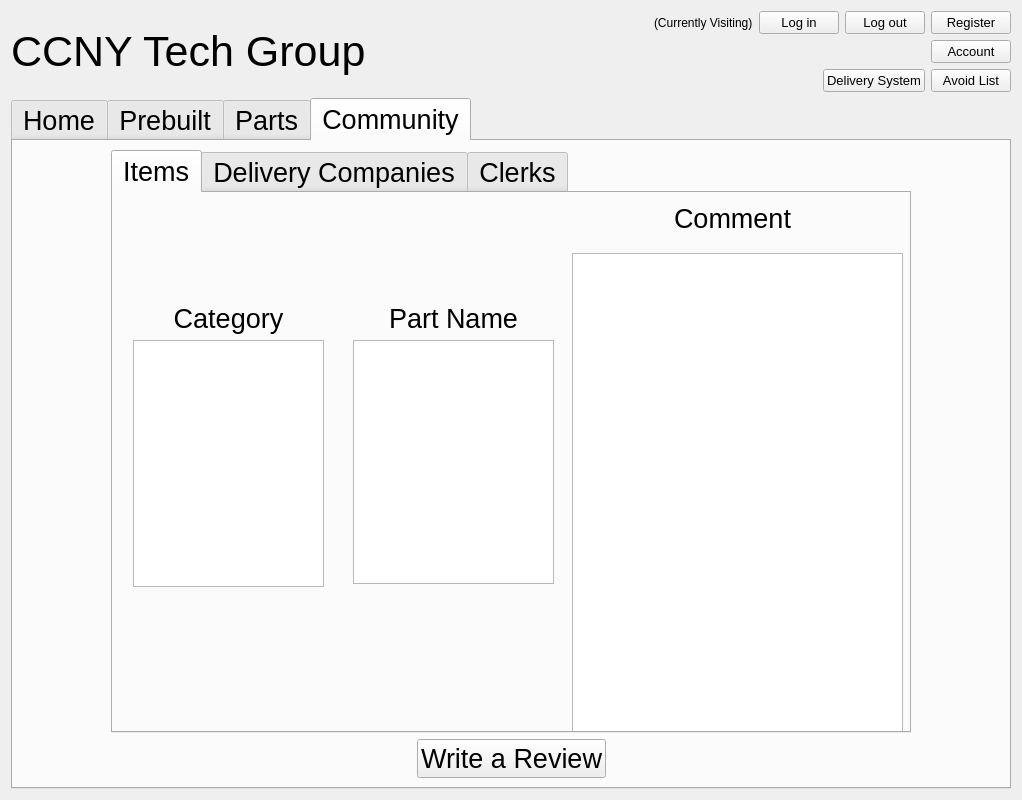
Old version of the form UiFiles/Homepage.ui in the repository mdsakilkhan/CSC32200-Project.
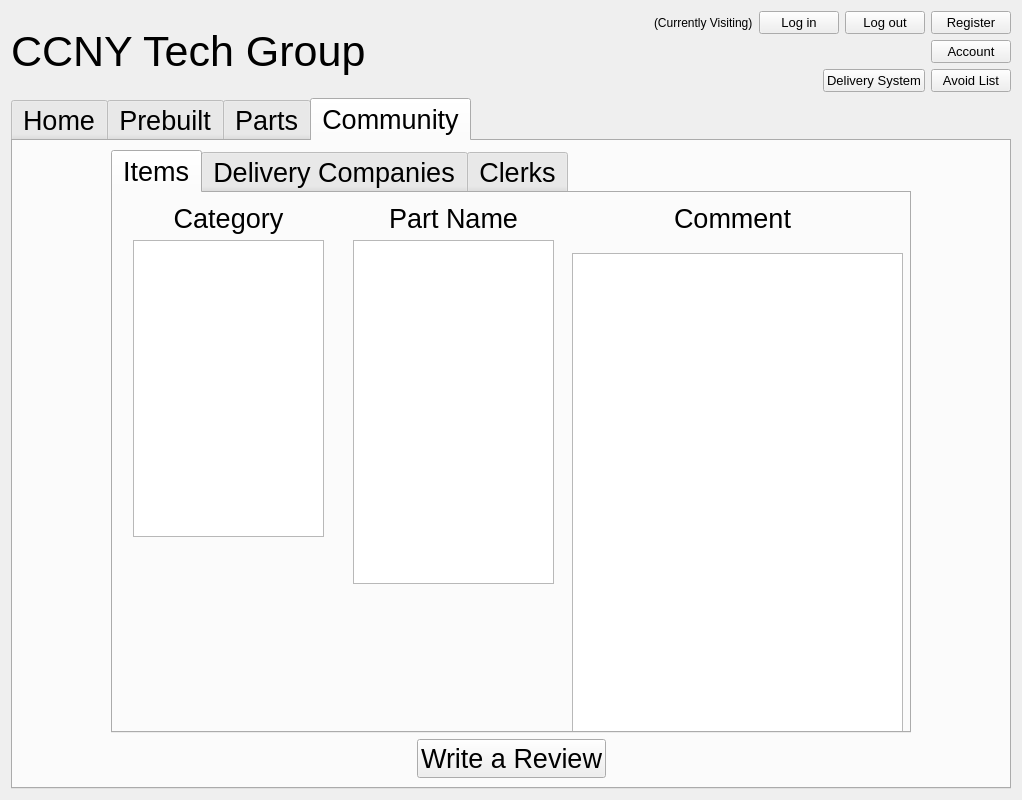
New version of the form. The open tabs and pages were chosen to show the change. Icons and pictures are not drawn.

The edit to the form file:
```diff
--- a/UiFiles/Homepage.ui
+++ b/UiFiles/Homepage.ui
@@ -1220,22 +1220,6 @@
       <layout class="QVBoxLayout" name="verticalLayout_3">
        <item>
         <layout class="QHBoxLayout" name="horizontalLayout_18">
-         <item>
-          <spacer name="horizontalSpacer_23">
-           <property name="orientation">
-            <enum>Qt::Horizontal</enum>
-           </property>
-           <property name="sizeType">
-            <enum>QSizePolicy::Fixed</enum>
-           </property>
-           <property name="sizeHint" stdset="0">
-            <size>
-             <width>40</width>
-             <height>20</height>
-            </size>
-           </property>
-          </spacer>
-         </item>
          <item>
           <widget class="QTabWidget" name="tabWidget_2">
            <property name="minimumSize">
@@ -1267,22 +1251,6 @@
               </rect>
              </property>
              <layout class="QVBoxLayout" name="verticalLayout_10">
-              <item>
-               <spacer name="verticalSpacer_7">
-                <property name="orientation">
-                 <enum>Qt::Vertical</enum>
-                </property>
-                <property name="sizeType">
-                 <enum>QSizePolicy::Minimum</enum>
-                </property>
-                <property name="sizeHint" stdset="0">
-                 <size>
-                  <width>20</width>
-                  <height>100</height>
-                 </size>
-                </property>
-               </spacer>
-              </item>
               <item>
                <widget class="QLabel" name="label_14">
                 <property name="text">
@@ -1307,6 +1275,11 @@
                   <height>500</height>
                  </size>
                 </property>
+                <property name="font">
+                 <font>
+                  <pointsize>14</pointsize>
+                 </font>
+                </property>
                </widget>
               </item>
               <item>
@@ -1334,22 +1307,6 @@
               </rect>
              </property>
              <layout class="QVBoxLayout" name="verticalLayout_11">
-              <item>
-               <spacer name="verticalSpacer_9">
-                <property name="orientation">
-                 <enum>Qt::Vertical</enum>
-                </property>
-                <property name="sizeType">
-                 <enum>QSizePolicy::Minimum</enum>
-                </property>
-                <property name="sizeHint" stdset="0">
-                 <size>
-                  <width>20</width>
-                  <height>100</height>
-                 </size>
-                </property>
-               </spacer>
-              </item>
               <item>
                <widget class="QLabel" name="label_15">
                 <property name="text">
@@ -1361,7 +1318,13 @@
                </widget>
               </item>
               <item>
-               <widget class="QListWidget" name="PartList"/>
+               <widget class="QListWidget" name="PartList">
+                <property name="font">
+                 <font>
+                  <pointsize>14</pointsize>
+                 </font>
+                </property>
+               </widget>
               </item>
               <item>
                <spacer name="verticalSpacer_10">
@@ -1425,22 +1388,6 @@
            </widget>
           </widget>
          </item>
-         <item>
-          <spacer name="horizontalSpacer_24">
-           <property name="orientation">
-            <enum>Qt::Horizontal</enum>
-           </property>
-           <property name="sizeType">
-            <enum>QSizePolicy::Fixed</enum>
-           </property>
-           <property name="sizeHint" stdset="0">
-            <size>
-             <width>40</width>
-             <height>20</height>
-            </size>
-           </property>
-          </spacer>
-         </item>
         </layout>
        </item>
        <item>
```
Left out of the diff: 47 changed lines with no effect on the pictures.
